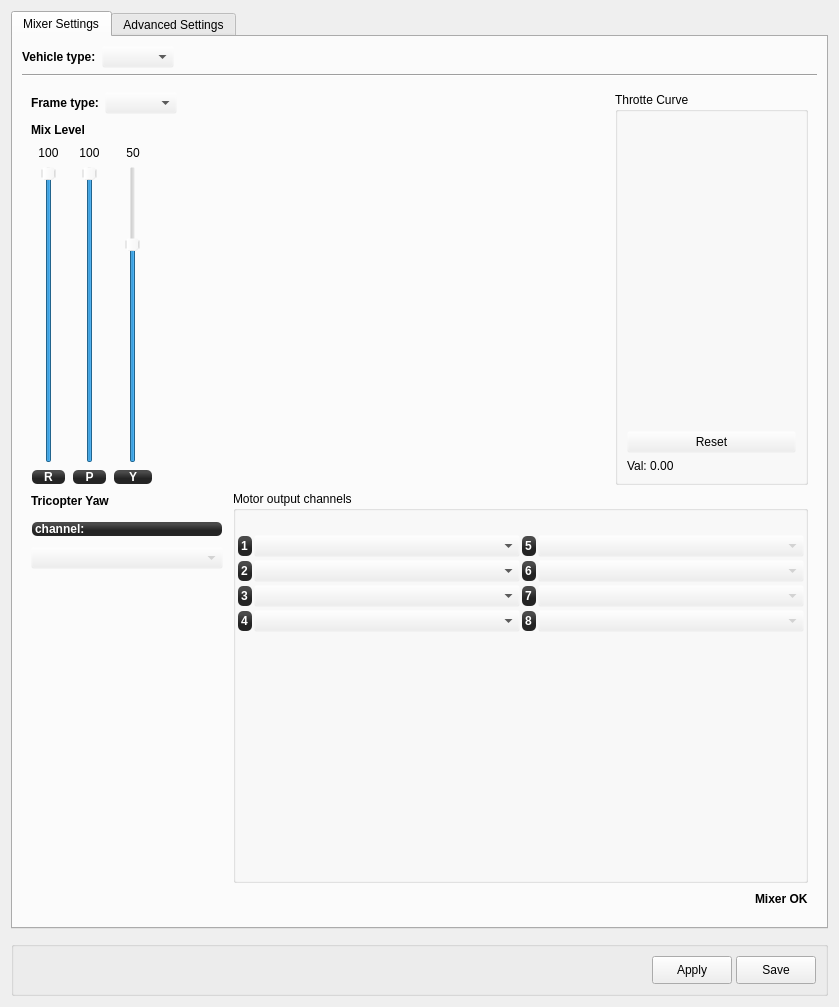
First picture: the form in ground/openpilotgcs/src/plugins/config/airframe.ui, repository openpilot/OpenPilot, before the edit.
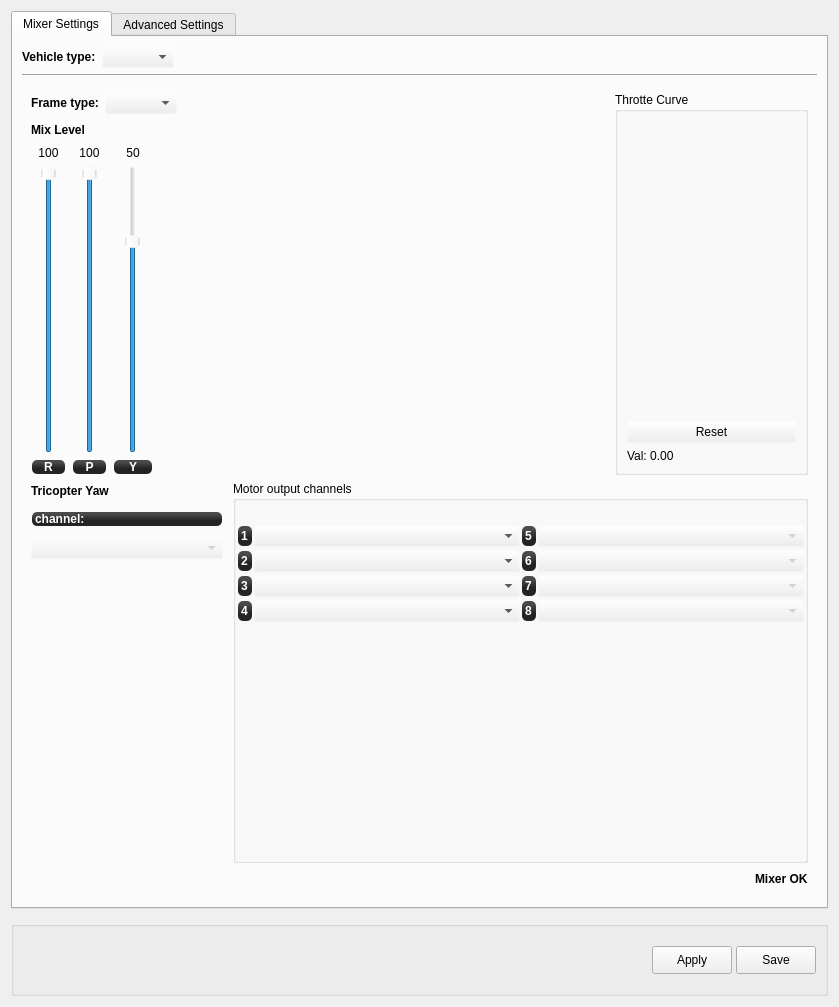
Second picture: the form after the edit. Icons and pictures are not drawn. Custom widgets are drawn as their Qt base class.

Commit message: removed all the pushbutton stylesheets, hid all the apply buttons, applied same design ideas to the HW and the attitude forms

Diff of the .ui file:
```diff
--- a/ground/openpilotgcs/src/plugins/config/airframe.ui
+++ b/ground/openpilotgcs/src/plugins/config/airframe.ui
@@ -3009,6 +3009,18 @@
    </item>
    <item>
     <widget class="QGroupBox" name="groupBox_8">
+     <property name="sizePolicy">
+      <sizepolicy hsizetype="Preferred" vsizetype="Minimum">
+       <horstretch>0</horstretch>
+       <verstretch>0</verstretch>
+      </sizepolicy>
+     </property>
+     <property name="minimumSize">
+      <size>
+       <width>0</width>
+       <height>75</height>
+      </size>
+     </property>
      <property name="title">
       <string/>
      </property>
```
The commit also changes 3 other files.
